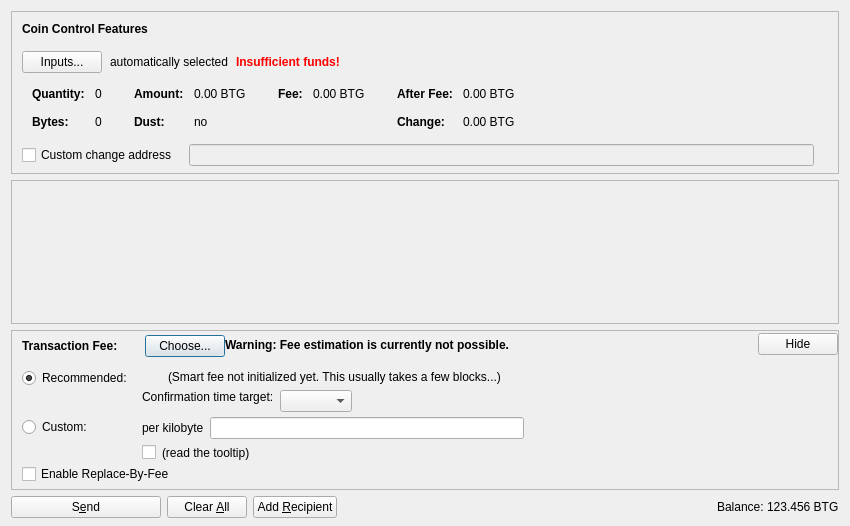
The window that src/qt/forms/sendcoinsdialog.ui (BTCGPU/BTCGPU) describes before a commit, drawn with Qt 5.
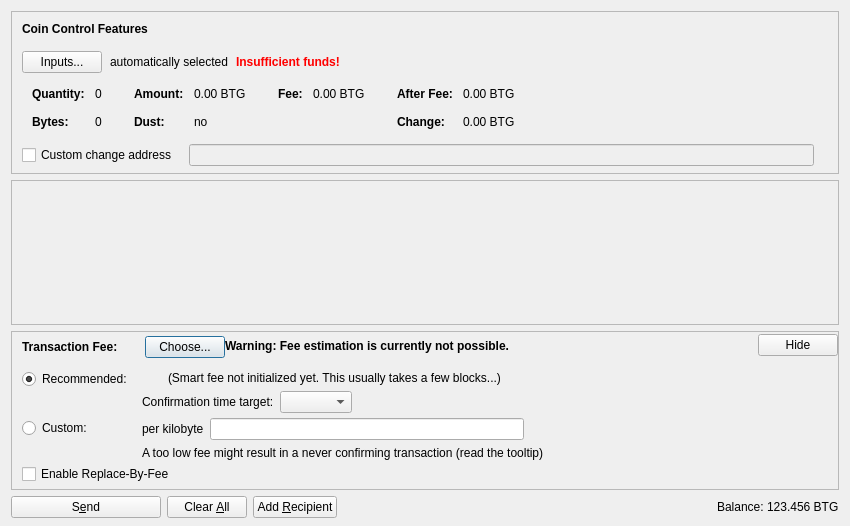
The same window after the commit. Icons and pictures are not drawn. Custom widgets are drawn as their Qt base class.

The edit to the form file:
```diff
--- a/src/qt/forms/sendcoinsdialog.ui
+++ b/src/qt/forms/sendcoinsdialog.ui
@@ -878,17 +878,7 @@
                <item>
                 <layout class="QHBoxLayout" name="horizontalLayoutFee8">
                  <item>
-                  <widget class="QCheckBox" name="checkBoxMinimumFee">
-                   <property name="toolTip">
-                    <string>Paying only the minimum fee is just fine as long as there is less transaction volume than space in the blocks. But be aware that this can end up in a never confirming transaction once there is more demand for bitcoin transactions than the network can process.</string>
-                   </property>
-                   <property name="text">
-                    <string/>
-                   </property>
-                  </widget>
-                 </item>
-                 <item>
-                  <widget class="QLabel" name="labelMinFeeWarning">
+                  <widget class="QLabel" name="labelCustomFeeWarning">
                    <property name="enabled">
                     <bool>true</bool>
                    </property>
@@ -896,10 +886,7 @@
                     <string>Paying only the minimum fee is just fine as long as there is less transaction volume than space in the blocks. But be aware that this can end up in a never confirming transaction once there is more demand for bitcoin transactions than the network can process.</string>
                    </property>
                    <property name="text">
-                    <string>(read the tooltip)</string>
-                   </property>
-                   <property name="margin">
-                    <number>5</number>
+                    <string>A too low fee might result in a never confirming transaction (read the tooltip)</string>
                    </property>
                   </widget>
                  </item>
@@ -992,9 +979,6 @@
                    <property name="text">
                     <string/>
                    </property>
-                   <property name="margin">
-                    <number>2</number>
-                   </property>
                   </widget>
                  </item>
                  <item>
@@ -1009,9 +993,6 @@
                    <property name="text">
                     <string>(Smart fee not initialized yet. This usually takes a few blocks...)</string>
                    </property>
-                   <property name="margin">
-                    <number>2</number>
-                   </property>
                   </widget>
                  </item>
                  <item>
@@ -1038,24 +1019,8 @@
                      <property name="text">
                       <string>Confirmation time target:</string>
                      </property>
-                     <property name="margin">
-                      <number>2</number>
-                     </property>
                     </widget>
                    </item>
-                   <item>
-                    <spacer name="verticalSpacer_3">
-                     <property name="orientation">
-                      <enum>Qt::Vertical</enum>
-                     </property>
-                     <property name="sizeHint" stdset="0">
-                      <size>
-                       <width>1</width>
-                       <height>1</height>
-                      </size>
-                     </property>
-                    </spacer>
-                   </item>
                   </layout>
                  </item>
                  <item>
```
Left out of the diff: 6 changed lines with no effect on the pictures.
